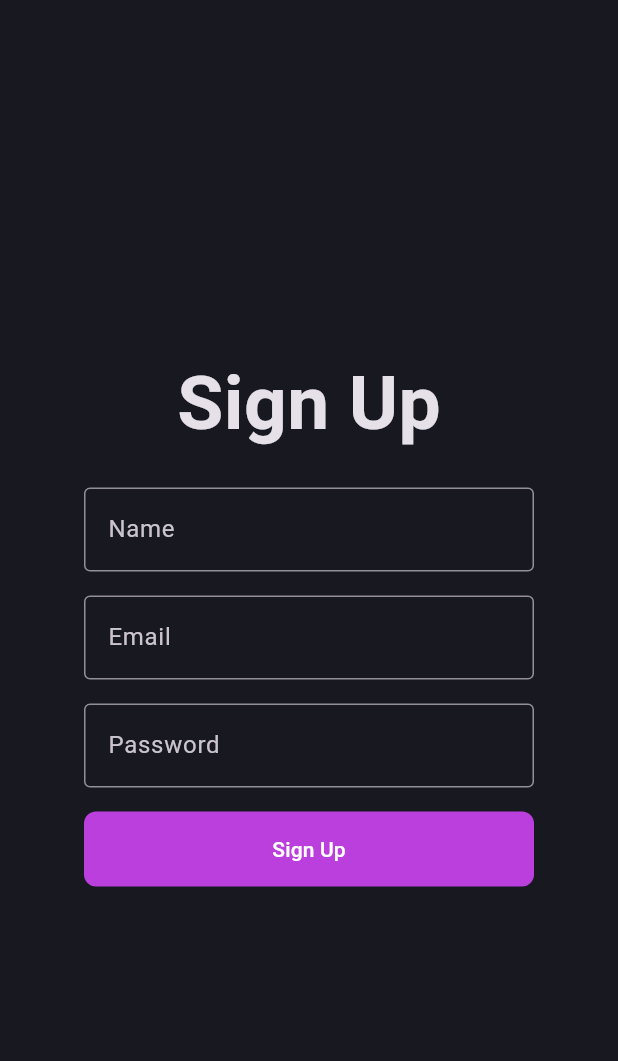
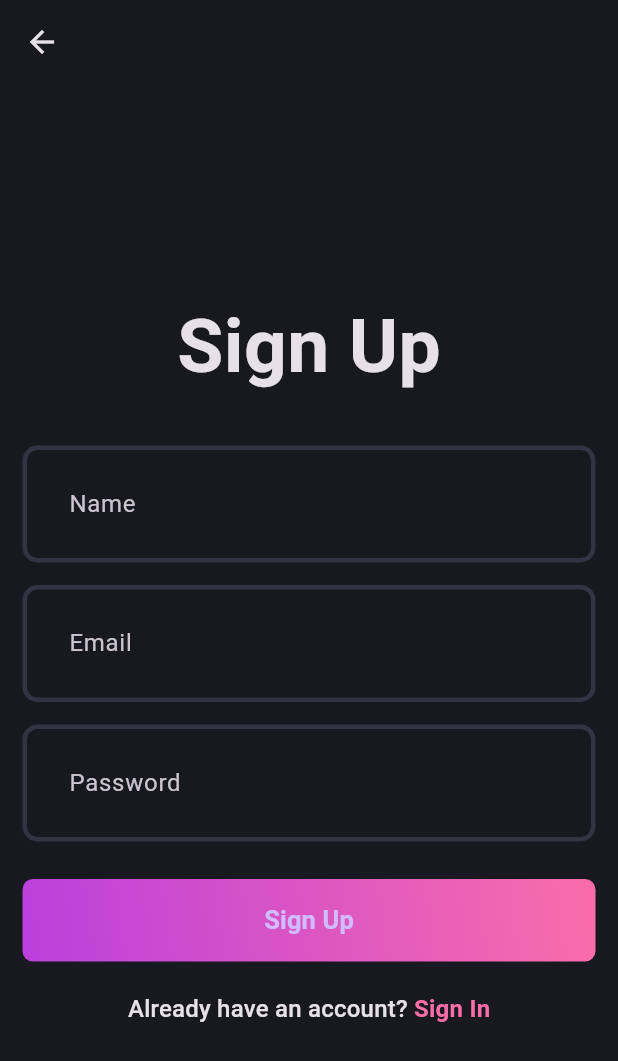
Before and after one commit to Rv-Ricaborda/Blog-App, a Flutter app: the SignUpPage screen opened directly, on a phone screen of 412 x 824 dp. Shown: the top 1061 px of the screen. Run offline on Flutter 3.47's test engine with Material 3 defaults, Android fonts, the phone set to English and light mode, and no system bars.

Commit message:
add login form and Signup form

```diff
--- a/lib/core/theme/theme.dart
+++ b/lib/core/theme/theme.dart
@@ -2,7 +2,18 @@ import 'package:flutter/material.dart';
 import '../theme/app_pallete.dart';
 
 class AppTheme {
+  static _border([Color color = AppPallete.borderColor]) => OutlineInputBorder(
+    borderSide: BorderSide(color: color, width: 3),
+    borderRadius: BorderRadius.circular(10),
+  );
+
   static final darkThemeMode = ThemeData.dark().copyWith(
     scaffoldBackgroundColor: AppPallete.backgroundColor,
+    appBarTheme: const AppBarTheme(backgroundColor: AppPallete.backgroundColor),
+    inputDecorationTheme: InputDecorationTheme(
+      contentPadding: const EdgeInsets.all(27),
+      enabledBorder: _border(),
+      focusedBorder: _border(AppPallete.gradient2),
+    ),
   );
 }
--- /dev/null
+++ b/lib/features/auth/presentation/pages/signup_page.dart
@@ -0,0 +1,97 @@
+import 'package:blog_app/core/theme/app_pallete.dart';
+import 'package:blog_app/features/auth/presentation/widgets/auth_field.dart';
+import 'package:blog_app/features/auth/presentation/widgets/auth_gradient_button.dart';
+import '../pages/login_page.dart';
+import 'package:flutter/material.dart';
+
+class SignUpPage extends StatefulWidget {
+  static route() => MaterialPageRoute(
+    builder: (context) => const SignUpPage(),
+  ); // Fixed: should point to SignUpPage
+  const SignUpPage({super.key});
+
+  @override
+  State<SignUpPage> createState() => _SignUpPageState();
+}
+
+class _SignUpPageState extends State<SignUpPage> {
+  final emailController = TextEditingController();
+  final passwordController = TextEditingController();
+  final nameController =
+      TextEditingController(); // Added name controller for signup
+  final formKey = GlobalKey<FormState>();
+
+  @override
+  void dispose() {
+    emailController.dispose();
+    passwordController.dispose();
+    nameController.dispose(); // Added dispose for name controller
+    super.dispose();
+  }
+
+  @override
+  Widget build(BuildContext context) {
+    return Scaffold(
+      appBar: AppBar(),
+      body: Center(
+        child: Padding(
+          padding: EdgeInsets.all(15.0),
+          child: Form(
+            key: formKey,
+            child: Column(
+              mainAxisAlignment: MainAxisAlignment.center,
+              children: [
+                Text(
+                  'Sign Up', // This is correct
+                  style: TextStyle(fontSize: 50, fontWeight: FontWeight.bold),
+                ),
+                const SizedBox(height: 30),
+                AuthField(
+                  hintText: 'Name',
+                  controller: nameController,
+                ), // Added name field
+                const SizedBox(height: 15),
+                AuthField(hintText: 'Email', controller: emailController),
+                const SizedBox(height: 15),
+                AuthField(
+                  hintText: 'Password',
+                  controller: passwordController,
+                  isPasswordText: true,
+                ),
+                const SizedBox(height: 25.0),
+                AuthGradientButton(
+                  buttonText: 'Sign Up',
+                ), // Fixed: Changed to 'Sign Up'
+                const SizedBox(height: 20.0),
+                GestureDetector(
+                  onTap: () {
+                    Navigator.push(
+                      context,
+                      LoginPage.route(),
+                    ); // This is correct
+                  },
+                  child: RichText(
+                    text: TextSpan(
+                      text: 'Already have an account? ', // Fixed: Changed text
+                      style: Theme.of(context).textTheme.titleMedium,
+                      children: [
+                        TextSpan(
+                          text: 'Sign In', // Fixed: Changed to 'Sign In'
+                          style: Theme.of(context).textTheme.titleMedium
+                              ?.copyWith(
+                                color: AppPallete.gradient2,
+                                fontWeight: FontWeight.bold,
+                              ),
+                        ),
+                      ],
+                    ),
+                  ),
+                ),
+              ],
+            ),
+          ),
+        ),
+      ),
+    );
+  }
+}
--- a/lib/features/auth/presentation/signup_page.dart
+++ /dev/null
@@ -1,79 +0,0 @@
-import 'package:blog_app/core/theme/app_pallete.dart';
-import 'package:flutter/material.dart';
-
-class SignUpPage extends StatefulWidget {
-  const SignUpPage({super.key});
-
-  @override
-  State<SignUpPage> createState() => _SignUpPageState();
-}
-
-class _SignUpPageState extends State<SignUpPage> {
-  @override
-  Widget build(BuildContext context) {
-    return Scaffold(
-      body: Center(
-        child: Padding(
-          padding: EdgeInsets.all(24.0),
-          child: Column(
-            mainAxisAlignment: MainAxisAlignment.center,
-            children: [
-              Text(
-                'Sign Up',
-                style: TextStyle(fontSize: 50, fontWeight: FontWeight.bold),
-              ),
-              SizedBox(height: 20),
-              SizedBox(
-                width: 300.0,
-                child: TextFormField(
-                  decoration: const InputDecoration(
-                    border: OutlineInputBorder(),
-                    labelText: 'Name',
-                  ),
-                ),
-              ),
-              SizedBox(height: 16),
-              SizedBox(
-                width: 300.0,
-                child: TextFormField(
-                  decoration: const InputDecoration(
-                    border: OutlineInputBorder(),
-                    labelText: 'Email',
-                  ),
-                ),
-              ),
-              SizedBox(height: 16),
-              SizedBox(
-                width: 300.0,
-                child: TextFormField(
-                  decoration: const InputDecoration(
-                    border: OutlineInputBorder(),
-                    labelText: 'Password',
-                  ),
-                ),
-              ),
-              SizedBox(height: 16),
-              SizedBox(
-                width: 300.0,
-                height: 50.0,
-                child: TextButton(
-                  style: TextButton.styleFrom(
-                    foregroundColor: Colors.white,
-                    backgroundColor: AppPallete.gradient1,
-                    shape: RoundedRectangleBorder(
-                      borderRadius: BorderRadius.circular(
-                        8,
-                      ), // Optional rounded corners
-                    ),
-                  ),
-                  onPressed: () {},
-                  child: Text('Sign Up'),
-                ),
-              ),
-            ],
-          ),
-        ),
-      ),
-    );
-  }
-}
--- /dev/null
+++ b/lib/features/auth/presentation/widgets/auth_field.dart
@@ -0,0 +1,28 @@
+import 'package:flutter/material.dart';
+
+class AuthField extends StatelessWidget {
+  final String hintText;
+  final TextEditingController? controller;
+  final bool isPasswordText;
+  const AuthField({
+    super.key,
+    required this.hintText,
+    required this.controller,
+    this.isPasswordText = false,
+  });
+
+  @override
+  Widget build(BuildContext context) {
+    return TextFormField(
+      controller: controller,
+      decoration: InputDecoration(hintText: hintText),
+      validator: (value) {
+        if (value!.isEmpty) {
+          return "$hintText is missing";
+        }
+        return null;
+      },
+      obscureText: isPasswordText,
+    );
+  }
+}
--- /dev/null
+++ b/lib/features/auth/presentation/widgets/auth_gradient_button.dart
@@ -0,0 +1,34 @@
+import 'package:blog_app/core/theme/app_pallete.dart';
+import 'package:flutter/material.dart';
+
+class AuthGradientButton extends StatelessWidget {
+  final String buttonText;
+  const AuthGradientButton({super.key, required this.buttonText});
+
+  @override
+  Widget build(BuildContext context) {
+    return Container(
+      decoration: BoxDecoration(
+        gradient: const LinearGradient(
+          colors: [AppPallete.gradient1, AppPallete.gradient2],
+          begin: Alignment.bottomLeft,
+          end: Alignment.topRight,
+        ),
+        borderRadius: BorderRadius.circular(7),
+      ),
+      child: ElevatedButton(
+        onPressed: () {},
+
+        style: ElevatedButton.styleFrom(
+          fixedSize: const Size(395, 55),
+          backgroundColor: Colors.transparent,
+          shadowColor: Colors.transparent,
+        ),
+        child: Text(
+          buttonText,
+          style: const TextStyle(fontSize: 17, fontWeight: FontWeight.w600),
+        ),
+      ),
+    );
+  }
+}
--- a/lib/main.dart
+++ b/lib/main.dart
@@ -1,4 +1,4 @@
-import 'package:blog_app/features/auth/presentation/signup_page.dart';
+import 'package:blog_app/features/auth/presentation/pages/login_page.dart';
 import 'core/theme/theme.dart';
 import 'package:flutter/material.dart';
 
@@ -16,7 +16,7 @@ class MyApp extends StatelessWidget {
       debugShowCheckedModeBanner: false,
       title: 'Blog App',
       theme: AppTheme.darkThemeMode,
-      home: SignUpPage(),
+      home: LoginPage(),
     );
   }
 }
```
Also changed, not shown: lib/features/auth/presentation/pages/login_page.dart (added, +89 -0 lines).
